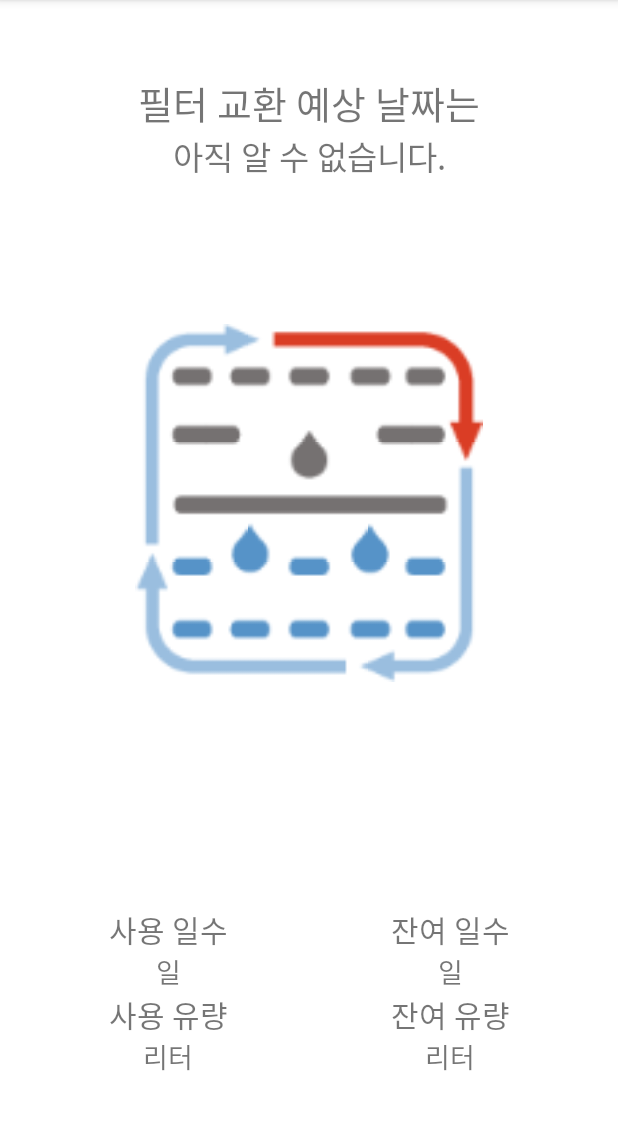
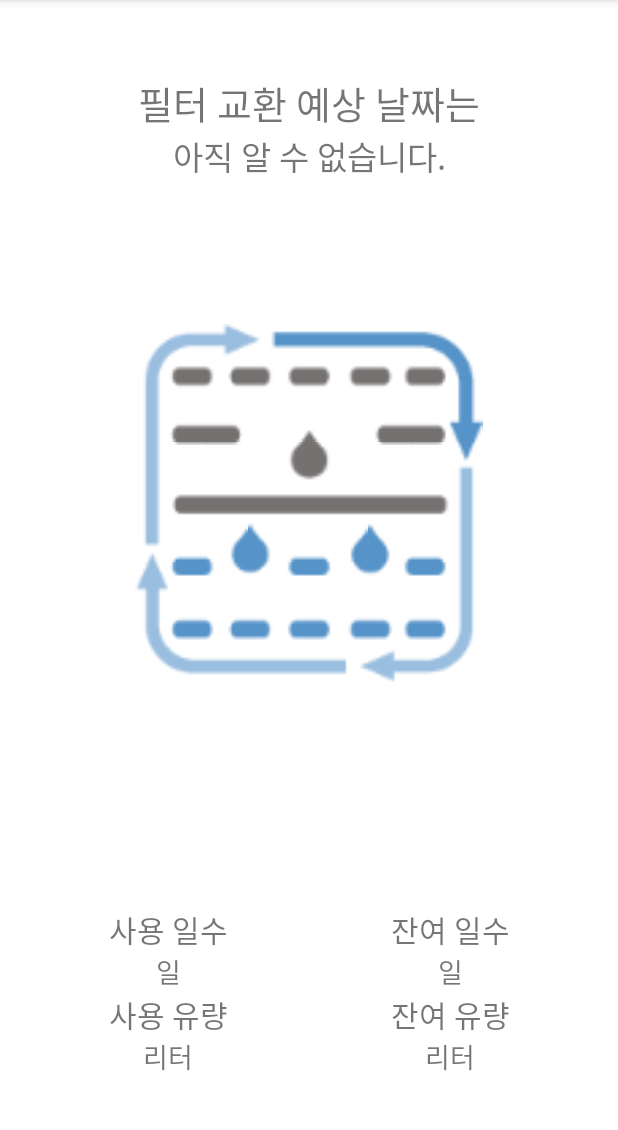
Before and after one commit to imageresearch/waterFlowController, an Android app: the MainActivity screen opened directly, with no data from a screen before it, on a phone screen of 412 x 824 dp, the part 84-1214 px from its top. Run offline under Robolectric (Android 15) with nearby library versions, the phone set to English and light mode, and no system bars; 1 statement that could not run was skipped.

Commit message:
Update the animation control

```diff
--- a/app/src/main/java/com/waterflow/waterFlowController/MainActivity.java
+++ b/app/src/main/java/com/waterflow/waterFlowController/MainActivity.java
@@ -61,9 +61,10 @@ public class MainActivity extends AppCompatActivity {
     private Handler             mHandler = null;
 
 
-    List<BLEDeviceItem>         BLEDeviceItemList = new ArrayList<>();
-    AnimationDrawable           animationDrawable;
-
+    List<BLEDeviceItem>                 BLEDeviceItemList = new ArrayList<>();
+    private AnimationDrawable           animationDrawable = null;
+    private ImageView                   imageView = null;
+    private boolean                     bWaterShortage = false;
     /***************************************************************************
      * Request Bluetooth LE enabling
      *
@@ -102,7 +103,7 @@ public class MainActivity extends AppCompatActivity {
 
         mHandler = new Handler();       // Initialize the message handler
 
-        initializeContent();
+        initializeContent(true);
     }
 
     @Override
@@ -447,40 +448,33 @@ public class MainActivity extends AppCompatActivity {
             String finish_string = getResources().getString(R.string.passed_expectation_days);
             expectation_date_string_prefix_textview.setText(first_string + " " +  day_string + finish_string);
             expected_date_view.setText(R.string.request_direct_change);
-/*
 
-            ImageView imgView = (ImageView)findViewById(R.id.waterflow_status);
-            imgView.setImageDrawable(getResources().getDrawable(R.drawable.short_water_flow));
-            animationDrawable = (AnimationDrawable) imgView.getDrawable();
-            animationDrawable.start();
-*/
+            bWaterShortage = true;
+            initializeContent(false);
 
+        } else{
+            bWaterShortage = false;
+            initializeContent(true);
         }
+
 
     }
 
     /***************************************************************************
      *
      **************************************************************************/
-    private void initializeContent(){
-/*
-        Glide
-        .with(this)
-        .load(R.drawable.normal_water_flow)
-        .skipMemoryCache(true)
-        .into((ImageView)findViewById(R.id.waterflow_status));
-*/
+    private void initializeContent(boolean bNormal){
+        imageView = findViewById(R.id.waterflow_status);
+        animationDrawable = (AnimationDrawable) imageView.getDrawable();
+        if (bWaterShortage == bNormal) {
+            imageView.setImageDrawable(
+                    bNormal?    getResources().getDrawable(R.drawable.normal_water_flow):
+                                getResources().getDrawable(R.drawable.short_water_flow));
+            bWaterShortage = !bNormal;
+        }
 
-        ImageView imgView = (ImageView)findViewById(R.id.waterflow_status);
-        imgView.setImageDrawable(getResources().getDrawable(R.drawable.short_water_flow));
-        animationDrawable = (AnimationDrawable) imgView.getDrawable();
-        animationDrawable.start();
-/*
-
-        ImageView imgView = (ImageView)findViewById(R.id.waterflow_status);
-        animationDrawable = (AnimationDrawable) imgView.getDrawable();
-        animationDrawable.start();
-*/
+        if (!animationDrawable.isRunning())
+            animationDrawable.start();
     }
 
 
```
